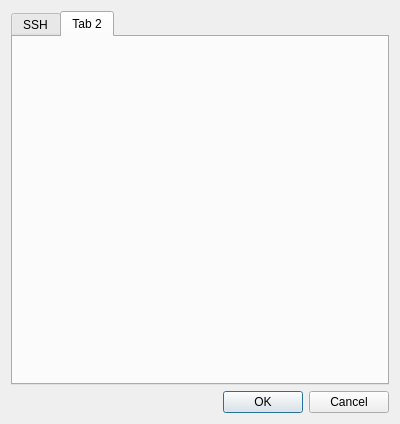
Old version of the form settingsdialog.ui in the repository fromWannaCry/sshout-qt-client-code.
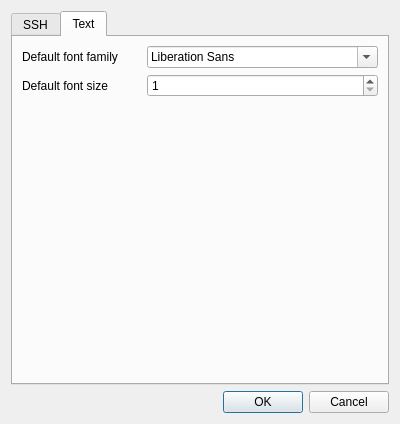
New version of the form. The open tabs and pages were chosen to show the change.

Commit message: Add font settings

The edit to the form file:
```diff
--- a/settingsdialog.ui
+++ b/settingsdialog.ui
@@ -140,8 +140,50 @@
      </widget>
      <widget class="QWidget" name="tab_chat">
       <attribute name="title">
-       <string>Tab 2</string>
+       <string>Text</string>
       </attribute>
+      <layout class="QGridLayout" name="gridLayout_2">
+       <item row="0" column="0">
+        <widget class="QLabel" name="label_font">
+         <property name="text">
+          <string>Default font family</string>
+         </property>
+        </widget>
+       </item>
+       <item row="0" column="1">
+        <widget class="QFontComboBox" name="fontComboBox"/>
+       </item>
+       <item row="1" column="0">
+        <widget class="QLabel" name="label">
+         <property name="text">
+          <string>Default font size</string>
+         </property>
+        </widget>
+       </item>
+       <item row="1" column="1">
+        <widget class="QSpinBox" name="spinBox_font_size">
+         <property name="minimum">
+          <number>1</number>
+         </property>
+         <property name="maximum">
+          <number>256</number>
+         </property>
+        </widget>
+       </item>
+       <item row="2" column="0" colspan="2">
+        <spacer name="verticalSpacer">
+         <property name="orientation">
+          <enum>Qt::Vertical</enum>
+         </property>
+         <property name="sizeHint" stdset="0">
+          <size>
+           <width>20</width>
+           <height>40</height>
+          </size>
+         </property>
+        </spacer>
+       </item>
+      </layout>
      </widget>
     </widget>
    </item>
```
Left out of the diff: 3 changed lines with no effect on the pictures. The commit also changes 3 other files.
